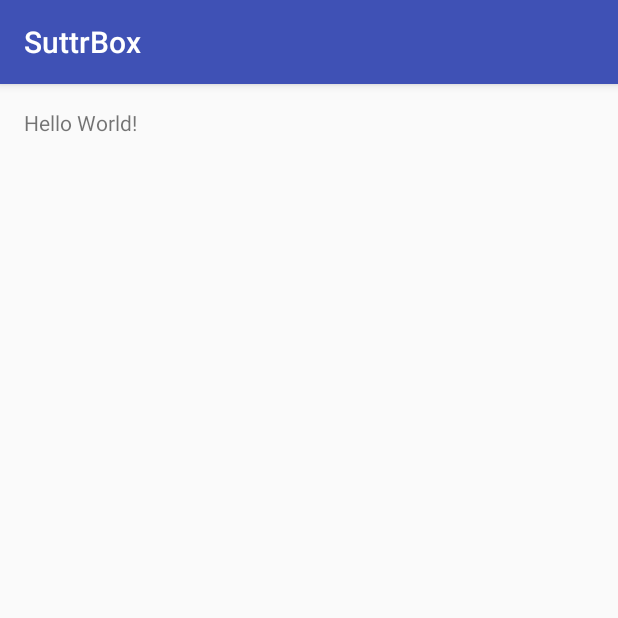
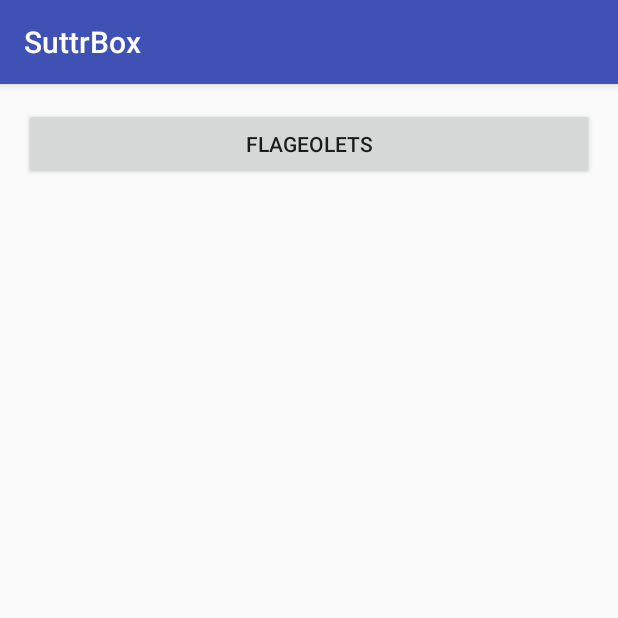
Before and after one commit to megaturbo/SuttrBox, an Android app: the screen it shows after launch (MainActivity), on a phone screen of 412 x 824 dp, the top half of it. Run offline under Robolectric (Android 15) with nearby library versions, the phone set to English and light mode, and no system bars.

```diff
--- a/app/build.gradle
+++ b/app/build.gradle
@@ -26,4 +26,5 @@ dependencies {
     })
     compile 'com.android.support:appcompat-v7:23.4.0'
     testCompile 'junit:junit:4.12'
+    compile 'com.android.support:recyclerview-v7:23.4.0'
 }
--- /dev/null
+++ b/app/src/main/java/ch/foufouillons/suttrbox/Giggle.java
@@ -0,0 +1,30 @@
+package ch.foufouillons.suttrbox;
+
+import android.net.Uri;
+
+public class Giggle {
+
+    private String filename;
+    private String title;
+
+    public Giggle(String title, String filename){
+        this.title = title;
+        this.filename = filename;
+    }
+
+    public String getFilename() {
+        return filename;
+    }
+
+    public void setFilename(String soundUri) {
+        this.filename = filename;
+    }
+
+    public String getTitle() {
+        return title;
+    }
+
+    public void setTitle(String title) {
+        this.title = title;
+    }
+}
--- /dev/null
+++ b/app/src/main/java/ch/foufouillons/suttrbox/GiggleAdapter.java
@@ -0,0 +1,82 @@
+package ch.foufouillons.suttrbox;
+
+import android.content.Context;
+import android.media.MediaPlayer;
+import android.support.v7.widget.RecyclerView;
+import android.view.LayoutInflater;
+import android.view.View;
+import android.view.ViewGroup;
+import android.widget.Button;
+import android.widget.RelativeLayout;
+
+import java.util.ArrayList;
+
+/**
+ * Created by Stagiaire6 on 08.02.2017.
+ */
+
+class GiggleAdapter extends RecyclerView.Adapter<GiggleAdapter.GiggleHolder> {
+
+    private Context context;
+    private ArrayList<Giggle> giggles;
+    private MediaPlayer mediaPlayer;
+
+    GiggleAdapter(ArrayList<Giggle> giggles, Context context){
+        this.giggles = giggles;
+        this.context = context;
+        this.mediaPlayer = new MediaPlayer();
+    }
+
+    @Override
+    public GiggleAdapter.GiggleHolder onCreateViewHolder(ViewGroup parent, int viewType) {
+        View v = LayoutInflater.from(parent.getContext()).inflate(R.layout.recyclerview_item, parent, false);
+        return new GiggleHolder(v);
+    }
+
+    @Override
+    public void onBindViewHolder(GiggleAdapter.GiggleHolder holder, int position) {
+        final Giggle giggle = giggles.get(position);
+        holder.bindGiggle(giggle);
+        holder.button.setOnClickListener(new View.OnClickListener() {
+            @Override
+            public void onClick(View v) {
+                play(giggle.getFilename());
+            }
+        });
+    }
+
+    private void play(String fileName){
+        try {
+            mediaPlayer.stop();
+        }catch (IllegalStateException ignored){
+
+        }
+
+        int sound_id = context.getResources().getIdentifier(fileName, "raw",
+                context.getPackageName());
+        if(sound_id != 0) {
+            mediaPlayer = MediaPlayer.create(context, sound_id);
+            mediaPlayer.start();
+        }
+    }
+
+    @Override
+    public int getItemCount() {
+        return giggles.size();
+    }
+
+    static class GiggleHolder extends RecyclerView.ViewHolder{
+        private Giggle giggle;
+        private Button button;
+
+        GiggleHolder(View v) {
+            super(v);
+            button = (Button)v.findViewById(R.id.recyclerview_item_button);
+        }
+
+        void bindGiggle(Giggle giggle){
+            this.giggle = giggle;
+            this.button.setText(this.giggle.getTitle());
+        }
+    }
+}
--- a/app/src/main/java/ch/foufouillons/suttrbox/MainActivity.java
+++ b/app/src/main/java/ch/foufouillons/suttrbox/MainActivity.java
@@ -1,13 +1,41 @@
 package ch.foufouillons.suttrbox;
 
+import android.os.Bundle;
 import android.support.v7.app.AppCompatActivity;
-import android.os.Bundle;
+import android.support.v7.widget.LinearLayoutManager;
+import android.support.v7.widget.RecyclerView;
+
+import java.util.ArrayList;
 
 public class MainActivity extends AppCompatActivity {
+
+    private RecyclerView recyclerView;
+    private LinearLayoutManager layoutManager;
+    private GiggleAdapter giggleAdapter;
+
+    private ArrayList<Giggle> giggles;
 
     @Override
     protected void onCreate(Bundle savedInstanceState) {
         super.onCreate(savedInstanceState);
         setContentView(R.layout.activity_main);
+
+        recyclerView = (RecyclerView) findViewById(R.id.recyclerview);
+        layoutManager = new LinearLayoutManager(this);
+        recyclerView.setLayoutManager(layoutManager);
+
+        giggles = getGiggles();
+
+        giggleAdapter = new GiggleAdapter(giggles, this);
+        recyclerView.setAdapter(giggleAdapter);
+    }
+
+    public ArrayList<Giggle> getGiggles() {
+        ArrayList<Giggle> list = new ArrayList<>();
+
+        //TODO smarter
+        list.add(new Giggle("Flageolets", "flageolets"));
+
+        return list;
     }
 }
--- a/app/src/main/res/layout/activity_main.xml
+++ b/app/src/main/res/layout/activity_main.xml
@@ -1,18 +1,20 @@
 <?xml version="1.0" encoding="utf-8"?>
-<RelativeLayout
-    xmlns:android="http://schemas.android.com/apk/res/android"
+<RelativeLayout xmlns:android="http://schemas.android.com/apk/res/android"
     xmlns:tools="http://schemas.android.com/tools"
     android:id="@+id/activity_main"
     android:layout_width="match_parent"
     android:layout_height="match_parent"
+    android:paddingBottom="@dimen/activity_vertical_margin"
     android:paddingLeft="@dimen/activity_horizontal_margin"
     android:paddingRight="@dimen/activity_horizontal_margin"
     android:paddingTop="@dimen/activity_vertical_margin"
-    android:paddingBottom="@dimen/activity_vertical_margin"
     tools:context="ch.foufouillons.suttrbox.MainActivity">
 
-    <TextView
-        android:layout_width="wrap_content"
-        android:layout_height="wrap_content"
-        android:text="Hello World!" />
+    <android.support.v7.widget.RecyclerView
+        android:id="@+id/recyclerview"
+        android:layout_width="match_parent"
+        android:layout_height="match_parent"
+        android:layout_alignParentLeft="true"
+        android:layout_alignParentStart="true"
+        android:layout_alignParentTop="true" />
 </RelativeLayout>
--- /dev/null
+++ b/app/src/main/res/layout/recyclerview_item.xml
@@ -0,0 +1,11 @@
+<?xml version="1.0" encoding="utf-8"?>
+<LinearLayout xmlns:android="http://schemas.android.com/apk/res/android"
+    android:orientation="vertical" android:layout_width="match_parent"
+    android:layout_height="match_parent">
+
+    <Button
+        android:id="@+id/recyclerview_item_button"
+        android:layout_width="match_parent"
+        android:layout_height="wrap_content" />
+
+</LinearLayout>
```
Also changed, not shown: 2 other files.
